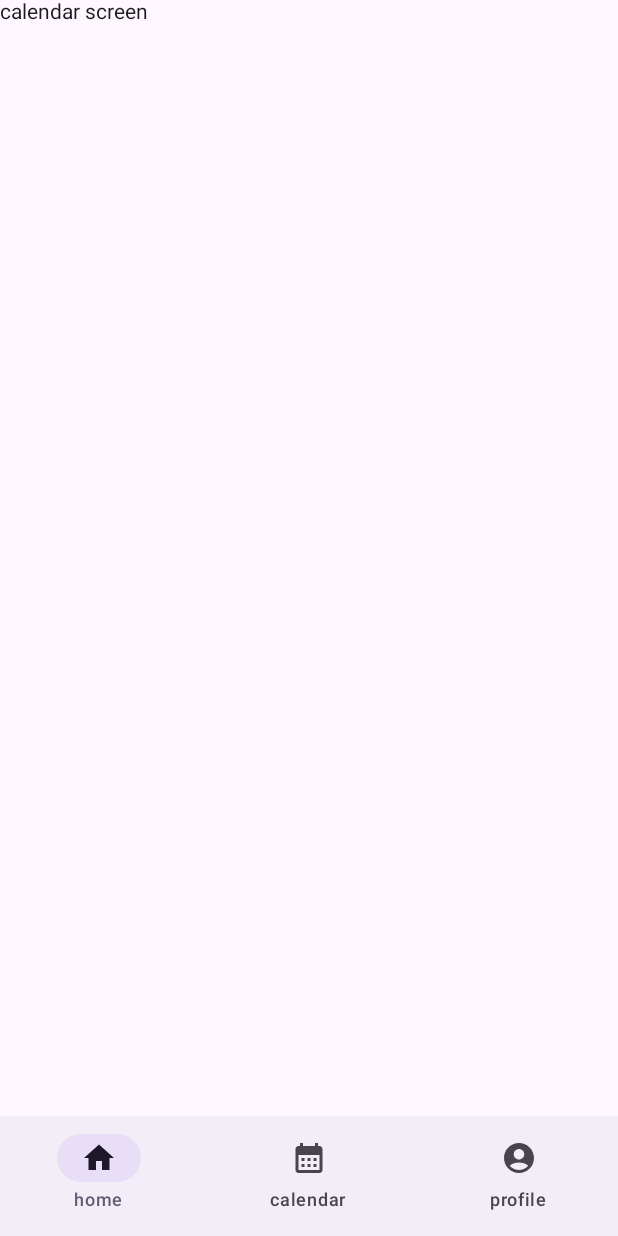
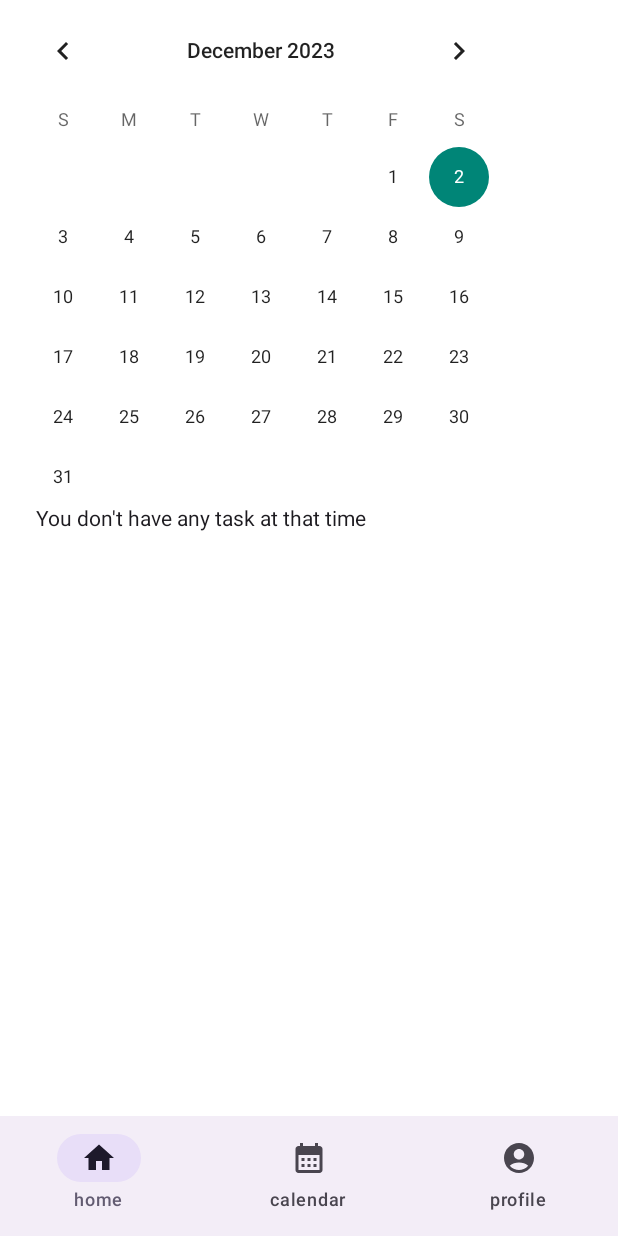
Before and after one commit to RAIHANMLN12/TaskFusion, an Android app built with Jetpack Compose: the CalendarScreen screen opened through its navigation route, on a phone screen of 412 x 824 dp. Run offline under Robolectric (Android 15) with nearby library versions, the phone set to English and light mode, and no system bars; libraries missing offline, so code that uses them is left out: com.vanpra.composematerialdialogs, io.realm.kotlin, me.saket.swipe; missing, so only their content is drawn: SwipeableActionsBox; 2 statements that could not run were skipped.

Commit message:
adding calendar screen

```diff
--- a/app/src/main/java/com/poison/taskfusion/ui/CalendarScreen.kt
+++ b/app/src/main/java/com/poison/taskfusion/ui/CalendarScreen.kt
@@ -1,17 +1,91 @@
 package com.poison.taskfusion.ui
 
+import android.annotation.SuppressLint
+import androidx.compose.foundation.background
 import androidx.compose.foundation.layout.Column
 import androidx.compose.foundation.layout.fillMaxSize
+import androidx.compose.foundation.layout.padding
+import androidx.compose.foundation.layout.wrapContentWidth
+import androidx.compose.foundation.lazy.LazyColumn
+import androidx.compose.foundation.lazy.items
 import androidx.compose.material3.Text
 import androidx.compose.runtime.Composable
+import androidx.compose.runtime.getValue
+import androidx.compose.runtime.mutableStateOf
 import androidx.compose.ui.Modifier
+import androidx.compose.ui.graphics.Color
+import androidx.compose.ui.tooling.preview.Preview
+import androidx.compose.ui.unit.dp
+import androidx.compose.ui.viewinterop.AndroidView
+import com.poison.taskfusion.model.Task
+import com.poison.taskfusion.viewModel.TaskViewModel
+import java.text.SimpleDateFormat
+import java.time.LocalDate
+import java.util.Calendar
+
+var tanggalDipilih = mutableStateOf(LocalDate.now().toString())
+@SuppressLint("SimpleDateFormat")
+@Composable
+fun CalendarView() {
+    Column {
+        AndroidView(
+            factory = {
+                android.widget.CalendarView(it)
+            },
+            modifier = Modifier.wrapContentWidth(),
+            update = { calendarView ->
+                calendarView.setDate(Calendar.getInstance().timeInMillis, true, true)
+                calendarView.setOnDateChangeListener { _, year, month, dayOfMonth ->
+                    val selectedDate = Calendar.getInstance().apply {
+                        set(year, month, dayOfMonth)
+                    }
+                    tanggalDipilih.value = SimpleDateFormat("dd MMM yyyy").format(selectedDate.time)
+                }
+            }
+        )
+    }
+}
+
+@Composable
+fun ListData(
+    listData: List<Task>,
+    taskViewModel: TaskViewModel
+){
+    LazyColumn {
+        items(listData) {
+            TaskItemCard(
+                taskViewModel = taskViewModel,
+                task = it
+            )
+        }
+    }
+}
 
 @Composable
 fun CalendarScreen(){
+    val taskViewModel = TaskViewModel()
+    val data by taskViewModel.taskDataCalendar
+
     Column(
         modifier = Modifier
             .fillMaxSize()
+            .background(Color.White)
     ) {
-        Text(text = "calendar screen")
+        CalendarView()
+        if(data.isEmpty()){
+            Text(
+                text = "You don't have any task at that time",
+                modifier = Modifier
+                    .padding(horizontal = 24.dp)
+            )
+        }else {
+            ListData(listData = data, taskViewModel = taskViewModel)
+        }
     }
 }
+
+@Preview
+@Composable
+fun CalendarScreenPreview(){
+    CalendarScreen()
+}
--- a/app/src/main/java/com/poison/taskfusion/ui/GoalSetting.kt
+++ b/app/src/main/java/com/poison/taskfusion/ui/GoalSetting.kt
@@ -109,7 +109,9 @@ fun GoalSetting(
                         onClick = {
                             navController.navigate("addNewGoal")
                         },
-                        contentColor = Color.Black
+                        contentColor = Color.Black,
+                        modifier = Modifier
+                            .padding(bottom = 90.dp)
                     ) {
                         Icon(
                             Icons.Rounded.Add,
--- a/app/src/main/java/com/poison/taskfusion/viewModel/TaskViewModel.kt
+++ b/app/src/main/java/com/poison/taskfusion/viewModel/TaskViewModel.kt
@@ -5,6 +5,7 @@ import androidx.lifecycle.ViewModel
 import androidx.lifecycle.viewModelScope
 import com.poison.taskfusion.database.Database
 import com.poison.taskfusion.model.Task
+import com.poison.taskfusion.ui.tanggalDipilih
 import com.poison.taskfusion.ui.taskName
 import io.realm.kotlin.ext.query
 import kotlinx.coroutines.flow.Flow
@@ -13,11 +14,20 @@ import kotlinx.coroutines.launch
 
 class TaskViewModel: ViewModel() {
     var taskData = mutableStateOf(emptyList<Task>())
+    var taskDataCalendar = mutableStateOf(emptyList<Task>())
 
     init {
         viewModelScope.launch {
             fetchingTaskData(taskName = taskName.value).collect{
                 taskData.value = it
+            }
+        }
+    }
+
+    init {
+        viewModelScope.launch {
+            fetchingTaskDataByDate(tanggalDipilih.value).collect {
+                taskDataCalendar.value = it
             }
         }
     }
@@ -51,6 +61,10 @@ class TaskViewModel: ViewModel() {
 
     }
 
+    private fun fetchingTaskDataByDate(taskDate: String): Flow<List<Task>> {
+        return Database.realm.query<Task>("taskDate == $0", taskDate).asFlow().map { it.list }
+    }
+
     fun deleteTask(task: Task) {
         Database.realm.writeBlocking {
             val taskToDelete: Task = this.query<Task>("id == $0", task.id).find().first()
```
Also changed, not shown: app/src/main/java/com/poison/taskfusion/ui/TaskManagement.kt (+18 -10 lines).
